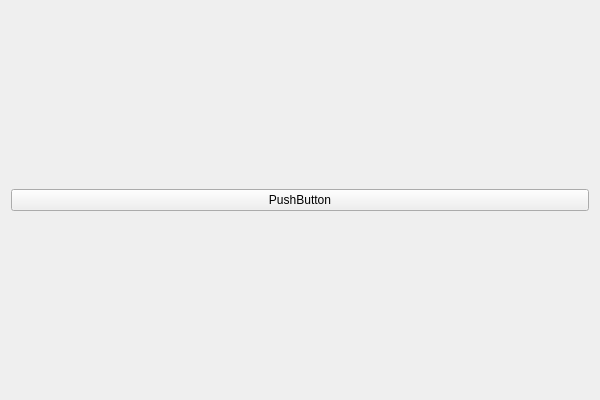
Before: the Qt Designer form ImageWizard/imagewizard.ui in coltoncandy/Image-Generator-Wizard, drawn with Qt 5.
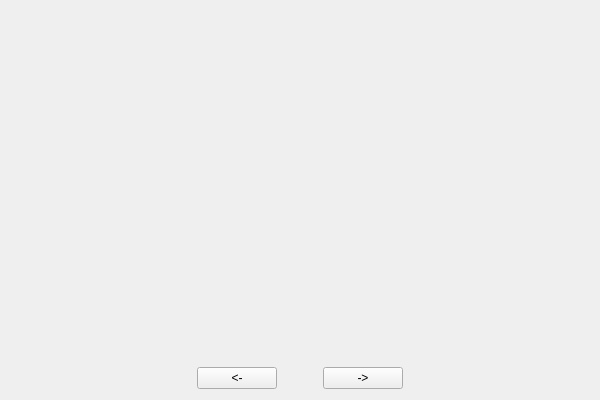
After: the same form once the commit is applied.

What changed in the file:
```diff
--- a/ImageWizard/imagewizard.ui
+++ b/ImageWizard/imagewizard.ui
@@ -15,11 +15,72 @@
   </property>
   <layout class="QVBoxLayout" name="verticalLayout">
    <item>
-    <widget class="QPushButton" name="pushButton">
-     <property name="text">
-      <string>PushButton</string>
-     </property>
-    </widget>
+    <widget class="QStackedWidget" name="frames"/>
+   </item>
+   <item>
+    <layout class="QHBoxLayout" name="horizontalLayout">
+     <item>
+      <spacer name="horizontalSpacer">
+       <property name="orientation">
+        <enum>Qt::Horizontal</enum>
+       </property>
+       <property name="sizeHint" stdset="0">
+        <size>
+         <width>40</width>
+         <height>20</height>
+        </size>
+       </property>
+      </spacer>
+     </item>
+     <item>
+      <widget class="QPushButton" name="btnPrev">
+       <property name="font">
+        <font>
+         <pointsize>9</pointsize>
+        </font>
+       </property>
+       <property name="text">
+        <string>&lt;-</string>
+       </property>
+      </widget>
+     </item>
+     <item>
+      <spacer name="horizontalSpacer_3">
+       <property name="orientation">
+        <enum>Qt::Horizontal</enum>
+       </property>
+       <property name="sizeType">
+        <enum>QSizePolicy::Fixed</enum>
+       </property>
+       <property name="sizeHint" stdset="0">
+        <size>
+         <width>40</width>
+         <height>20</height>
+        </size>
+       </property>
+      </spacer>
+     </item>
+     <item>
+      <widget class="QPushButton" name="btnNext">
+       <property name="text">
+        <string>-&gt;</string>
+       </property>
+      </widget>
+     </item>
+     <item>
+      <spacer name="horizontalSpacer_2">
+       <property name="orientation">
+        <enum>Qt::Horizontal</enum>
+       </property>
+       <property name="sizeHint" stdset="0">
+        <size>
+         <width>40</width>
+         <height>20</height>
+        </size>
+       </property>
+      </spacer>
+     </item>
+    </layout>
    </item>
   </layout>
  </widget>
```
